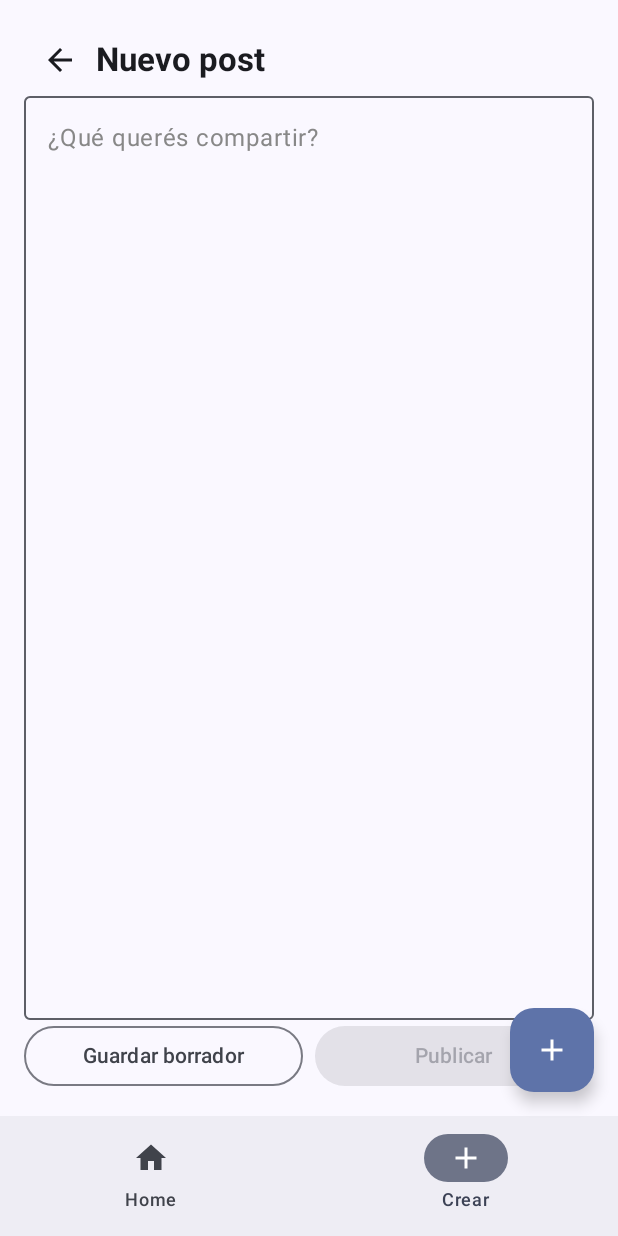
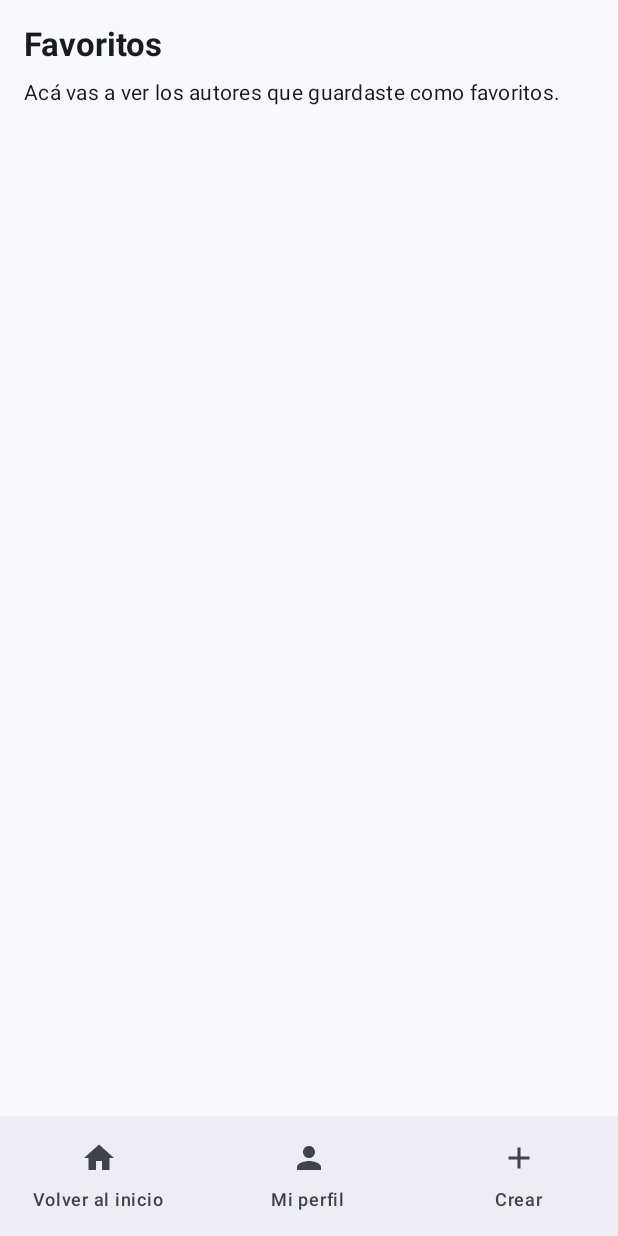
Before and after one commit to unlam-tec-movil/A2-2026-H2-E1, an Android app built with Jetpack Compose: the screen it shows after launch (MainActivity), item 2 of the bottom bar chosen, on a phone screen of 412 x 824 dp. Run offline under Robolectric (Android 15) with nearby library versions, the phone set to English and light mode, and no system bars; our stand-ins replace Dagger/Hilt's generated code; libraries missing offline, so code that uses them is left out: androidx.hilt.lifecycle.

Commit message:
HU-03: barra inferior por pantalla (perfil, favoritos, crear) y guardado de borrador condicionado

```diff
--- a/app/src/main/java/ar/edu/unlam/mobile/movil22026h2/MainActivity.kt
+++ b/app/src/main/java/ar/edu/unlam/mobile/movil22026h2/MainActivity.kt
@@ -6,11 +6,7 @@ import androidx.activity.compose.setContent
 import androidx.compose.foundation.border
 import androidx.compose.foundation.layout.fillMaxSize
 import androidx.compose.foundation.layout.padding
-import androidx.compose.material.icons.Icons
-import androidx.compose.material.icons.filled.Add
 import androidx.compose.material3.ButtonDefaults
-import androidx.compose.material3.FloatingActionButton
-import androidx.compose.material3.Icon
 import androidx.compose.material3.MaterialTheme
 import androidx.compose.material3.Scaffold
 import androidx.compose.material3.Snackbar
@@ -30,8 +26,12 @@ import ar.edu.unlam.mobile.movil22026h2.ui.components.BottomBar
 import ar.edu.unlam.mobile.movil22026h2.ui.components.SnackbarVisualsWithError
 import ar.edu.unlam.mobile.movil22026h2.ui.screens.CREATE_POST_SCREEN_ROUTE
 import ar.edu.unlam.mobile.movil22026h2.ui.screens.CreatePostScreen
+import ar.edu.unlam.mobile.movil22026h2.ui.screens.FAVORITES_SCREEN_ROUTE
+import ar.edu.unlam.mobile.movil22026h2.ui.screens.FavoritesScreen
 import ar.edu.unlam.mobile.movil22026h2.ui.screens.HOME_SCREEN_ROUTE
 import ar.edu.unlam.mobile.movil22026h2.ui.screens.HomeScreen
+import ar.edu.unlam.mobile.movil22026h2.ui.screens.PROFILE_SCREEN_ROUTE
+import ar.edu.unlam.mobile.movil22026h2.ui.screens.ProfileScreen
 import ar.edu.unlam.mobile.movil22026h2.ui.theme.Movil22026H2Theme
 import dagger.hilt.android.AndroidEntryPoint
 
@@ -61,18 +61,9 @@ fun MainScreen() {
     val controller = rememberNavController()
     val snackBarHostState = remember { SnackbarHostState() }
     Scaffold(
+        // La barra inferior es el único acceso a "Crear": antes había además un
+        // botón flotante que hacía exactamente lo mismo.
         bottomBar = { BottomBar(controller = controller) },
-        floatingActionButton = {
-            FloatingActionButton(
-                onClick = {
-                    controller.navigate(CREATE_POST_SCREEN_ROUTE) {
-                        launchSingleTop = true
-                    }
-                },
-            ) {
-                Icon(Icons.Filled.Add, contentDescription = "Crear post")
-            }
-        },
         snackbarHost = {
             SnackbarHost(snackBarHostState) { data ->
                 // custom snackbar with the custom action button color and border
@@ -127,6 +118,14 @@ fun MainScreen() {
                     },
                 )
             }
+
+            composable(PROFILE_SCREEN_ROUTE) {
+                ProfileScreen(modifier = Modifier.padding(paddingValue))
+            }
+
+            composable(FAVORITES_SCREEN_ROUTE) {
+                FavoritesScreen(modifier = Modifier.padding(paddingValue))
+            }
         }
     }
 }
--- a/app/src/main/java/ar/edu/unlam/mobile/movil22026h2/ui/components/BotomBar.kt
+++ b/app/src/main/java/ar/edu/unlam/mobile/movil22026h2/ui/components/BotomBar.kt
@@ -3,16 +3,38 @@ package ar.edu.unlam.mobile.movil22026h2.ui.components
 import androidx.compose.material.icons.Icons
 import androidx.compose.material.icons.filled.Add
 import androidx.compose.material.icons.filled.Home
+import androidx.compose.material.icons.filled.Person
+import androidx.compose.material.icons.filled.Star
 import androidx.compose.material3.Icon
 import androidx.compose.material3.NavigationBar
 import androidx.compose.material3.NavigationBarItem
 import androidx.compose.material3.Text
 import androidx.compose.runtime.Composable
 import androidx.compose.runtime.getValue
+import androidx.compose.ui.graphics.vector.ImageVector
 import androidx.navigation.NavHostController
 import androidx.navigation.compose.currentBackStackEntryAsState
 import ar.edu.unlam.mobile.movil22026h2.ui.screens.CREATE_POST_SCREEN_ROUTE
+import ar.edu.unlam.mobile.movil22026h2.ui.screens.FAVORITES_SCREEN_ROUTE
 import ar.edu.unlam.mobile.movil22026h2.ui.screens.HOME_SCREEN_ROUTE
+import ar.edu.unlam.mobile.movil22026h2.ui.screens.PROFILE_SCREEN_ROUTE
+
+// Un ítem de la barra inferior. "hiddenOn" es la ruta donde NO debe mostrarse:
+// no tiene sentido ofrecer la pantalla en la que ya estás parado.
+private data class BottomBarItem(
+    val route: String,
+    val label: String,
+    val icon: ImageVector,
+    val hiddenOn: String,
+)
+
+private val bottomBarItems =
+    listOf(
+        BottomBarItem(HOME_SCREEN_ROUTE, "Volver al inicio", Icons.Default.Home, HOME_SCREEN_ROUTE),
+        BottomBarItem(PROFILE_SCREEN_ROUTE, "Mi perfil", Icons.Default.Person, PROFILE_SCREEN_ROUTE),
+        BottomBarItem(FAVORITES_SCREEN_ROUTE, "Favoritos", Icons.Default.Star, FAVORITES_SCREEN_ROUTE),
+        BottomBarItem(CREATE_POST_SCREEN_ROUTE, "Crear", Icons.Default.Add, CREATE_POST_SCREEN_ROUTE),
+    )
 
 @Composable
 fun BottomBar(controller: NavHostController) {
@@ -20,38 +42,33 @@ fun BottomBar(controller: NavHostController) {
     val currentRoute = navBackStackEntry?.destination?.route
 
     NavigationBar {
-        NavigationBarItem(
-            selected = currentRoute == HOME_SCREEN_ROUTE,
-            onClick = {
-                controller.navigate(HOME_SCREEN_ROUTE) {
-                    // Vuelve a Home sin apilar copias de la pantalla.
-                    popUpTo(HOME_SCREEN_ROUTE) { inclusive = false }
-                    launchSingleTop = true
-                }
-            },
-            icon = {
-                Icon(
-                    imageVector = Icons.Default.Home,
-                    contentDescription = "Home",
+        // En Home se ven Mi perfil / Favoritos / Crear.
+        // En Nuevo post se ven Volver al inicio / Mi perfil / Favoritos (sin Crear).
+        bottomBarItems
+            .filter { it.hiddenOn != currentRoute }
+            .forEach { item ->
+                NavigationBarItem(
+                    selected = currentRoute == item.route,
+                    onClick = { controller.navigateTo(item.route) },
+                    icon = {
+                        Icon(
+                            imageVector = item.icon,
+                            contentDescription = item.label,
+                        )
+                    },
+                    label = { Text(item.label) },
                 )
-            },
-            label = { Text("Home") },
-        )
-
-        NavigationBarItem(
-            selected = currentRoute == CREATE_POST_SCREEN_ROUTE,
-            onClick = {
-                controller.navigate(CREATE_POST_SCREEN_ROUTE) {
-                    launchSingleTop = true
-                }
-            },
-            icon = {
-                Icon(
-                    imageVector = Icons.Default.Add,
-                    contentDescription = "Crear post",
-                )
-            },
-            label = { Text("Crear") },
-        )
+            }
     }
 }
+
+private fun NavHostController.navigateTo(route: String) {
+    navigate(route) {
+        // Al volver a Inicio se saca la pantalla actual del back stack,
+        // así el botón "atrás" del sistema no vuelve a Nuevo post.
+        if (route == HOME_SCREEN_ROUTE) {
+            popUpTo(HOME_SCREEN_ROUTE) { inclusive = false }
+        }
+        launchSingleTop = true
+    }
+}
--- a/app/src/main/java/ar/edu/unlam/mobile/movil22026h2/ui/screens/CreatePostScreen.kt
+++ b/app/src/main/java/ar/edu/unlam/mobile/movil22026h2/ui/screens/CreatePostScreen.kt
@@ -117,6 +117,9 @@ fun CreatePostScreen(
             ) {
                 OutlinedButton(
                     onClick = { viewModel.onSaveDraft() },
+                    // Deshabilitado si no hay nada escrito o si el texto es
+                    // igual al borrador ya guardado/recuperado.
+                    enabled = uiState.canSaveDraft,
                     modifier = Modifier.weight(1f),
                     shape = RoundedCornerShape(50),
                 ) { Text("Guardar borrador") }
--- /dev/null
+++ b/app/src/main/java/ar/edu/unlam/mobile/movil22026h2/ui/screens/PlaceholderScreens.kt
@@ -0,0 +1,60 @@
+package ar.edu.unlam.mobile.movil22026h2.ui.screens
+
+import androidx.compose.foundation.layout.Arrangement
+import androidx.compose.foundation.layout.Column
+import androidx.compose.foundation.layout.fillMaxSize
+import androidx.compose.foundation.layout.padding
+import androidx.compose.material3.MaterialTheme
+import androidx.compose.material3.Text
+import androidx.compose.runtime.Composable
+import androidx.compose.ui.Modifier
+import androidx.compose.ui.text.font.FontWeight
+import androidx.compose.ui.unit.dp
+
+const val PROFILE_SCREEN_ROUTE = "profile"
+const val FAVORITES_SCREEN_ROUTE = "favorites"
+
+// Pantallas provisorias: existen para que la barra inferior tenga a dónde
+// navegar en esta rama (HU-03). En HU-07 la de favoritos se reemplaza por la real.
+@Composable
+fun ProfileScreen(modifier: Modifier = Modifier) {
+    PlaceholderScreen(
+        title = "Mi perfil",
+        message = "Acá vas a poder ver y editar tu perfil.",
+        modifier = modifier,
+    )
+}
+
+@Composable
+fun FavoritesScreen(modifier: Modifier = Modifier) {
+    PlaceholderScreen(
+        title = "Favoritos",
+        message = "Acá vas a ver los autores que guardaste como favoritos.",
+        modifier = modifier,
+    )
+}
+
+@Composable
+private fun PlaceholderScreen(
+    title: String,
+    message: String,
+    modifier: Modifier = Modifier,
+) {
+    Column(
+        modifier =
+            modifier
+                .fillMaxSize()
+                .padding(16.dp),
+        verticalArrangement = Arrangement.spacedBy(8.dp),
+    ) {
+        Text(
+            text = title,
+            style = MaterialTheme.typography.titleLarge,
+            fontWeight = FontWeight.Bold,
+        )
+        Text(
+            text = message,
+            style = MaterialTheme.typography.bodyMedium,
+        )
+    }
+}
```
Also changed, not shown: app/src/main/java/ar/edu/unlam/mobile/movil22026h2/ui/screens/CreatePostViewModel.kt (+16 -3 lines), 1 other file.
